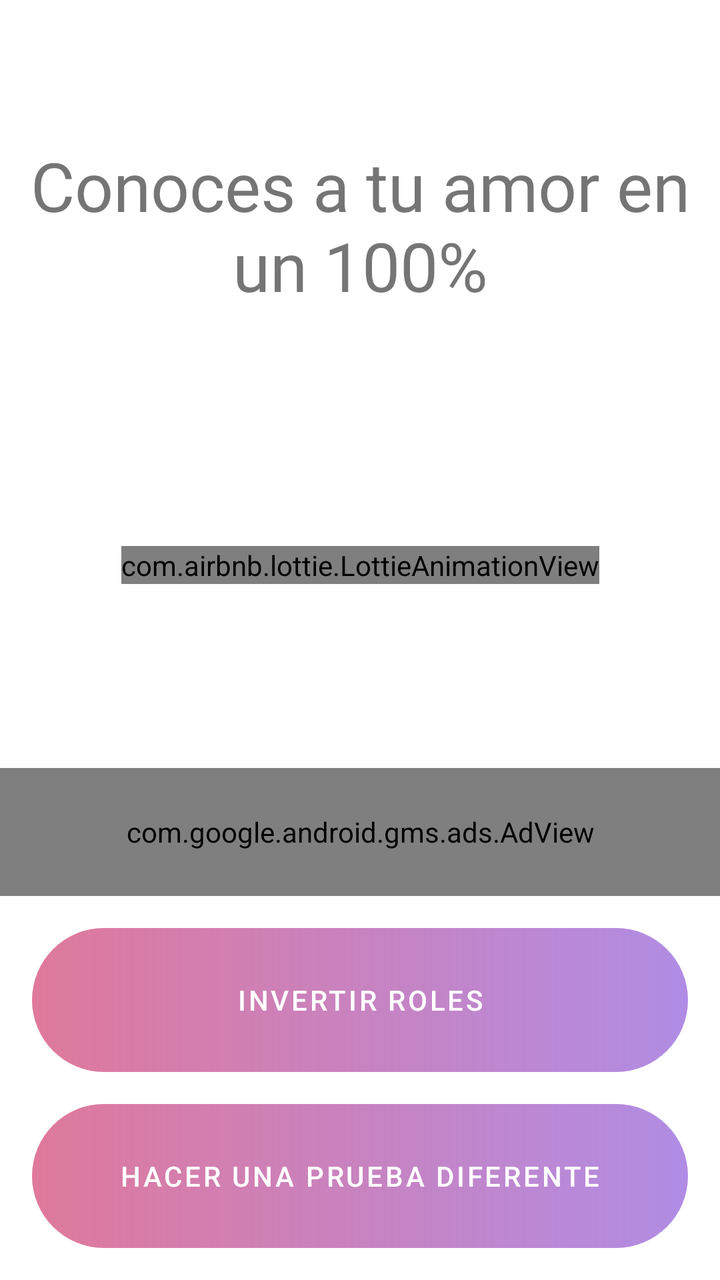
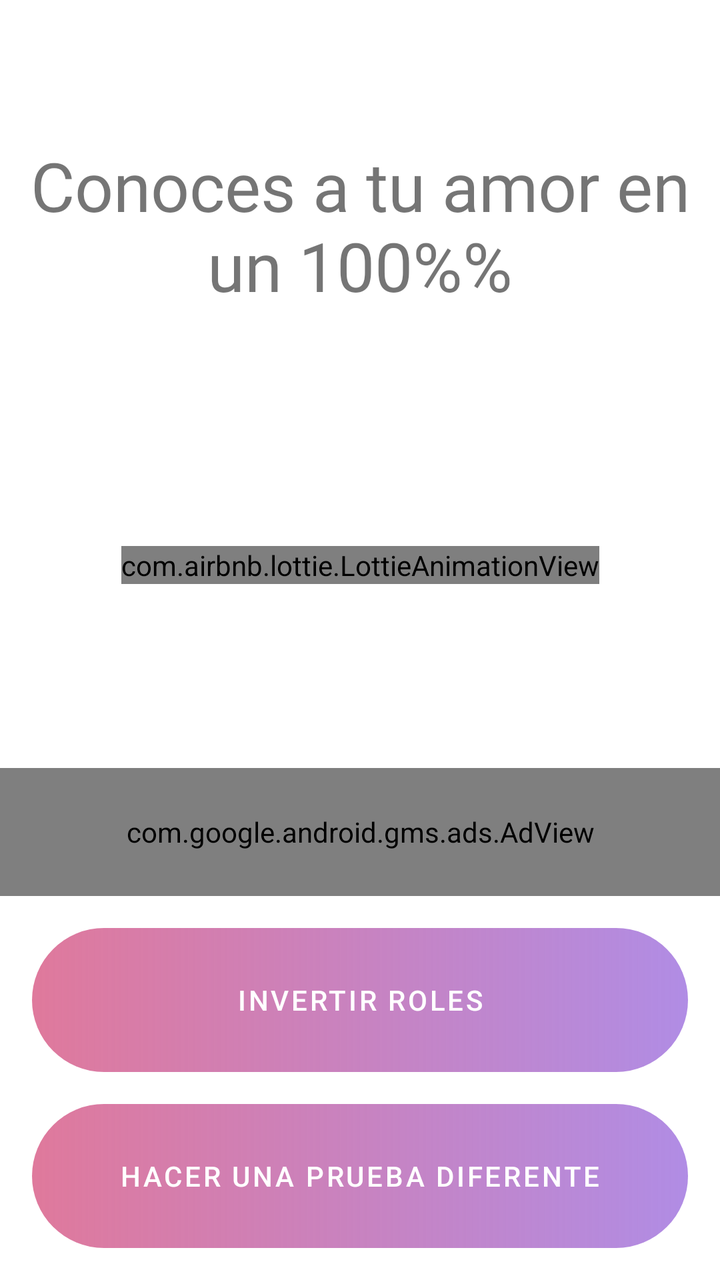

Compare the two renders of this Android layout. The source of the first and the diff that turns it into the second are given below.
<!-- AndroidManifest.xml: application theme Theme.JuegoParaParejas -->
<!-- res/layout/activity_respuestas.xml -->
<?xml version="1.0" encoding="utf-8"?>
<androidx.constraintlayout.widget.ConstraintLayout xmlns:android="http://schemas.android.com/apk/res/android"
    xmlns:ads="http://schemas.android.com/apk/res-auto"
    xmlns:app="http://schemas.android.com/apk/res-auto"
    xmlns:tools="http://schemas.android.com/tools"
    android:layout_width="match_parent"
    android:layout_height="match_parent"
    tools:context=".Respuestas">


    <TextView
        android:id="@+id/text_result"
        android:layout_width="wrap_content"
        android:layout_height="wrap_content"
        android:layout_marginStart="16dp"
        android:layout_marginTop="70dp"
        android:layout_marginEnd="16dp"
        android:fontFamily="@font/roboto_slab"
        android:gravity="center"
        android:paddingLeft="10sp"
        android:paddingRight="10sp"
        android:text="Conoces a tu amor en un 100%"
        android:textAlignment="center"
        android:textSize="34sp"
        ads:layout_constraintBottom_toTopOf="@+id/guideline24"
        ads:layout_constraintVertical_bias="0.0"

        app:layout_constraintEnd_toEndOf="parent"

        app:layout_constraintStart_toStartOf="parent"
        app:layout_constraintTop_toTopOf="parent" />

    <androidx.constraintlayout.widget.Guideline
        android:id="@+id/guideline25"
        android:layout_width="wrap_content"
        android:layout_height="wrap_content"
        android:orientation="horizontal"
        app:layout_constraintGuide_percent="0.7" />

    <Button
        android:id="@+id/roles_boton"
        android:layout_width="0dp"
        android:layout_height="0dp"
        android:layout_marginStart="16dp"
        android:layout_marginTop="16dp"
        android:layout_marginEnd="16dp"
        android:layout_marginBottom="8dp"
        android:background="@drawable/style_button"
        android:text="Invertir Roles"
        app:backgroundTint="@null"
        app:layout_constraintBottom_toTopOf="@+id/guideline40"
        app:layout_constraintEnd_toEndOf="parent"
        app:layout_constraintStart_toStartOf="parent"
        app:layout_constraintTop_toTopOf="@+id/guideline25" />

    <Button
        android:id="@+id/volver_boton"
        android:layout_width="0dp"
        android:layout_height="0dp"
        android:layout_marginStart="16dp"
        android:layout_marginTop="8dp"
        android:layout_marginEnd="16dp"
        android:layout_marginBottom="16dp"
        android:background="@drawable/style_button"
        android:text="Hacer una prueba diferente"
        app:backgroundTint="@null"
        app:layout_constraintBottom_toBottomOf="parent"
        app:layout_constraintEnd_toEndOf="parent"
        app:layout_constraintStart_toStartOf="parent"
        app:layout_constraintTop_toTopOf="@+id/guideline40" />

    <androidx.constraintlayout.widget.Guideline
        android:id="@+id/guideline37"
        android:layout_width="wrap_content"
        android:layout_height="wrap_content"
        android:orientation="horizontal"
        app:layout_constraintGuide_percent="0.6" />


    <com.google.android.gms.ads.AdView
        android:id="@+id/banner"
        android:layout_width="0dp"
        android:layout_height="0dp"
        ads:adSize="LARGE_BANNER"
        ads:adUnitId="ca-app-pub-4930505659937183/9300376266"
        ads:layout_constraintBottom_toBottomOf="@+id/guideline25"
        ads:layout_constraintEnd_toEndOf="parent"
        ads:layout_constraintStart_toStartOf="parent"
        ads:layout_constraintTop_toTopOf="@+id/guideline37">
    </com.google.android.gms.ads.AdView>

    <androidx.constraintlayout.widget.Guideline
        android:id="@+id/guideline40"
        android:layout_width="wrap_content"
        android:layout_height="wrap_content"
        android:orientation="horizontal"
        ads:layout_constraintGuide_percent="0.85" />

    <com.airbnb.lottie.LottieAnimationView
        android:id="@+id/estrellas"
        android:layout_width="wrap_content"
        android:layout_height="wrap_content"
        ads:layout_constraintBottom_toBottomOf="@+id/guideline37"
        ads:layout_constraintEnd_toEndOf="parent"
        ads:layout_constraintStart_toStartOf="parent"
        ads:layout_constraintTop_toTopOf="@+id/guideline24"
        app:lottie_rawRes="@raw/estrellas"

        app:lottie_loop="false"
        app:lottie_autoPlay="false" />

    <androidx.constraintlayout.widget.Guideline
        android:id="@+id/guideline24"
        android:layout_width="wrap_content"
        android:layout_height="wrap_content"
        android:orientation="horizontal"
        ads:layout_constraintGuide_begin="181dp" />


</androidx.constraintlayout.widget.ConstraintLayout>
<!-- resources referenced by this layout -->
<resources>
  <!-- drawable style_button (drawable) -->
  <?xml version="1.0" encoding="utf-8"?>
  <shape xmlns:android="http://schemas.android.com/apk/res/android">
      <gradient android:startColor="@color/rosa"
          android:endColor="#9A7D41D3"
          android:angle="0"></gradient>
      <corners android:radius="50dp"></corners>
  
  
  </shape>
  <style name="Theme.JuegoParaParejas" parent="Theme.MaterialComponents.DayNight.NoActionBar">
          
          <item name="colorPrimary">#FDDD618B</item>
          <item name="colorPrimaryVariant">#FDDD618B</item>
          <item name="colorOnPrimary">@color/white</item>
          
          <item name="colorSecondary">@color/purple_200</item>
          <item name="colorSecondaryVariant">@color/purple_500</item>
          <item name="colorOnSecondary">@color/black</item>
          
          <item name="android:statusBarColor" tools:targetApi="l">?attr/colorPrimaryVariant</item>
          
      </style>
  <color name="rosa">#FDDF789B</color>
  <color name="white">#FFFFFFFF</color>
  <color name="purple_200">#FFBB86FC</color>
  <color name="purple_500">#FF6200EE</color>
  <color name="black">#FF000000</color>
</resources>

<!-- the commit's change to res/layout/activity_respuestas.xml (unified diff, before → after) -->
@@ -19,7 +19,7 @@
         android:gravity="center"
         android:paddingLeft="10sp"
         android:paddingRight="10sp"
-        android:text="Conoces a tu amor en un 100%"
+        android:text="@string/result_perfect_match"
         android:textAlignment="center"
         android:textSize="34sp"
         ads:layout_constraintBottom_toTopOf="@+id/guideline24"
@@ -46,7 +46,7 @@
         android:layout_marginEnd="16dp"
         android:layout_marginBottom="8dp"
         android:background="@drawable/style_button"
-        android:text="Invertir Roles"
+        android:text="@string/button_switch_roles"
         app:backgroundTint="@null"
         app:layout_constraintBottom_toTopOf="@+id/guideline40"
         app:layout_constraintEnd_toEndOf="parent"
@@ -62,7 +62,7 @@
         android:layout_marginEnd="16dp"
         android:layout_marginBottom="16dp"
         android:background="@drawable/style_button"
-        android:text="Hacer una prueba diferente"
+        android:text="@string/button_different_test"
         app:backgroundTint="@null"
         app:layout_constraintBottom_toBottomOf="parent"
         app:layout_constraintEnd_toEndOf="parent"
<!-- resource entries referenced after the edit -->
@@ -10,6 +10,9 @@
   
   
   </shape>
+  <string name="button_different_test">Hacer una prueba diferente</string>
+  <string name="button_switch_roles">Invertir Roles</string>
+  <string name="result_perfect_match">Conoces a tu amor en un 100%%</string>
   <style name="Theme.JuegoParaParejas" parent="Theme.MaterialComponents.DayNight.NoActionBar">
           
           <item name="colorPrimary">#FDDD618B</item>
